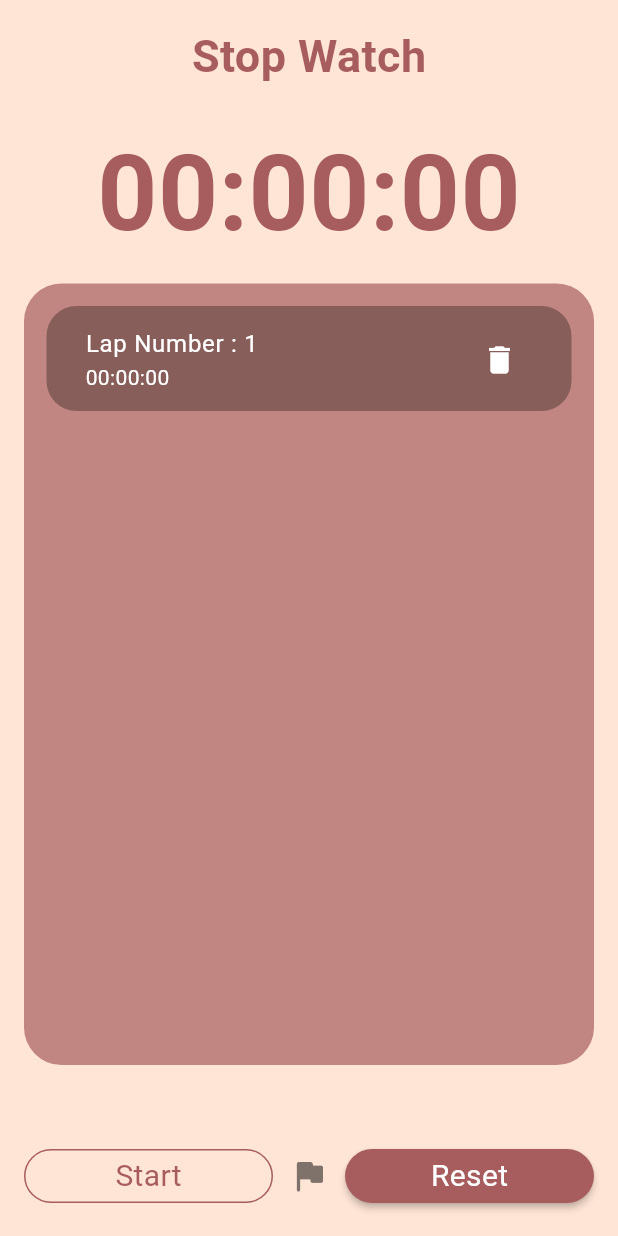
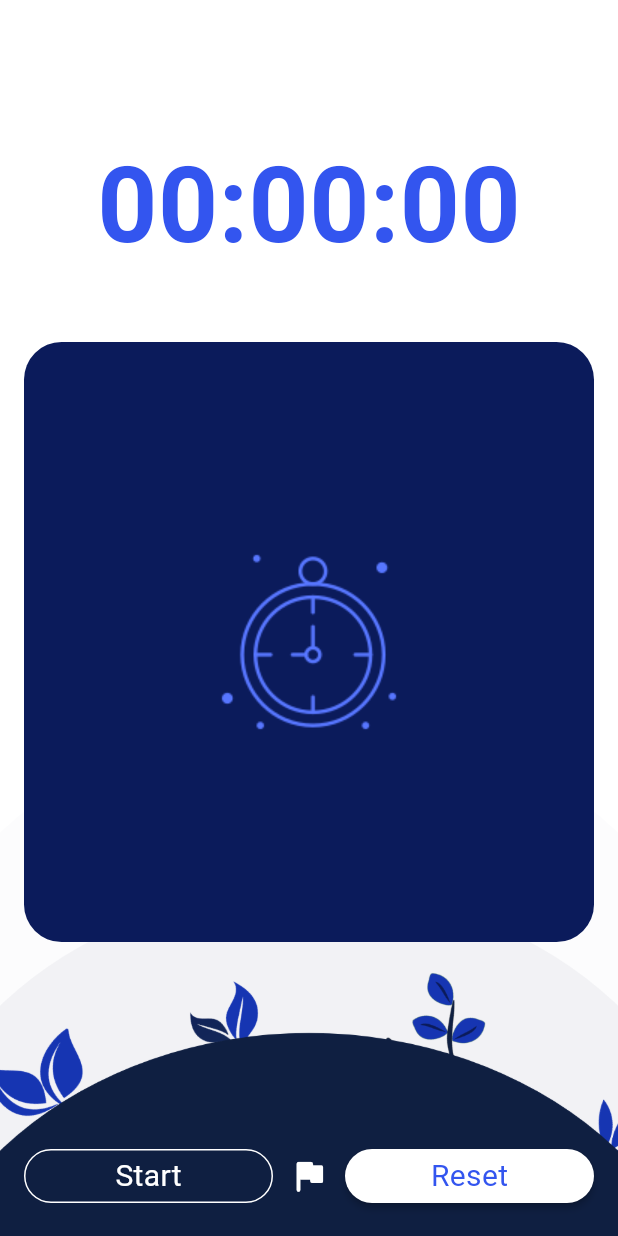
Before and after one commit to Marriiamm/stop-watch, a Flutter app: the screen it shows after launch, after a tap on the "flag" icon, after a tap on the "delete" icon, on a phone screen of 412 x 824 dp. Run offline on Flutter 3.47's test engine with Material 2 defaults, Android fonts, the phone set to English and light mode, and no system bars.

Commit message:
finish logic

```diff
--- a/lib/home.dart
+++ b/lib/home.dart
@@ -76,41 +76,48 @@ class _HomePageState extends State<HomePage> {
   @override
   Widget build(BuildContext context) {
     return  Scaffold(
-      backgroundColor: const Color.fromARGB(255, 255, 229, 214),
-      body: SafeArea(
+      backgroundColor: const Color(0xff07af7b),
+      body: Container(
+        constraints: const BoxConstraints.expand(),
+              decoration: const BoxDecoration(
+                image: DecorationImage(
+                image: AssetImage("assets/images/background.png"),
+                fit: BoxFit.cover),
+              ),
         child: Padding(
           padding: const EdgeInsets.all(16.0),
           child: Column(
             mainAxisAlignment: MainAxisAlignment.spaceBetween,
             crossAxisAlignment: CrossAxisAlignment.center,
             children: [
-              const Center(
-                child: Text("Stop Watch",
-                style: TextStyle(
-                  fontSize: 30,
-                  fontWeight: FontWeight.w700,
-                  color: Color(0xffA75D5D)
-                ),),
-              ),
-              const SizedBox(height: 20.0,),
+              //const Center(
+              //  child: Text("Stop Watch",
+              //  style: TextStyle(
+              //    fontSize: 30,
+              //    fontWeight: FontWeight.w700,
+              //    color: Color(0xff3355ef),
+              //  ),),
+              //),
+              const SizedBox(height: 30.0,),
                Center(
                 child: Text("$digitHours:$digitMinutes:$digitSeconds",
                 style: const TextStyle(
                   fontSize: 70,
                   fontWeight: FontWeight.w700,
-                  color: Color(0xffA75D5D)
+                  color: Color(0xff3355ef),
                 ),)),
-                const SizedBox(height: 10.0,),
-              Expanded(
-                child: Container(
+                //const SizedBox(height: 10.0,),
+              Container(
+                height: 400,
                 width: double.infinity,
                 decoration: BoxDecoration(
                   borderRadius: BorderRadius.circular(25),
-                    color: const Color(0xffA75D5D).withOpacity(0.7),
+                  color: const Color(0xff0B1B5B),
                 ),
-                  child: Padding(
-                    padding: const EdgeInsets.all(15.0),
+                child:(laps.isNotEmpty)? Padding(
+                  padding: const EdgeInsets.all(20.0),
                   child: ListView.builder(
+                    padding: const EdgeInsets.all(0),
                     itemCount: laps.length,
                     itemBuilder: (context, index){
                       return Padding(
@@ -119,7 +126,7 @@ class _HomePageState extends State<HomePage> {
                           width: 120,
                           height: 70,
                           decoration: BoxDecoration(
-                              color: Colors.black.withOpacity(0.3),
+                            color: Colors.white.withOpacity(0.3),
                             borderRadius: BorderRadius.circular(20)
                           ),
                           child: Padding(
@@ -136,7 +143,11 @@ class _HomePageState extends State<HomePage> {
                               trailing: IconButton(
                                 icon: const Icon(Icons.delete,color: Colors.white,),
                                 onPressed: () {
-                                    laps.remove(index);
+                                  if (index >= 0 && index < laps.length) {
+                                    setState(() {
+                                    laps.removeAt(index);
+                                  });
+                                 }
                                  },)
                             ),
                           ),
@@ -144,8 +155,8 @@ class _HomePageState extends State<HomePage> {
                       );
                     }
                     ),
-                  ),
-                ),
+                ) : Center(
+                  child: Image.asset("assets/images/timee.png"))
               ),
             const SizedBox(height: 50,),
             Row(
@@ -158,12 +169,12 @@ class _HomePageState extends State<HomePage> {
                     },
                     shape: const StadiumBorder(
                       side: BorderSide(
-                        color: Color(0xffA75D5D),
+                        color: Colors.white,
                       ),
                     ),
                     child:  Text((!started)? "Start": "pause",
                     style: const TextStyle(
-                      color: Color(0xffA75D5D),
+                      color: Colors.white,
                       fontSize: 20,
                       fontWeight: FontWeight.w400,
                     ),),)),
@@ -171,17 +182,17 @@ class _HomePageState extends State<HomePage> {
                   onPressed: (){
                     addLaps();
                   },
-                  icon: Icon(Icons.flag_rounded,color: Colors.black.withOpacity(0.5),size: 28,)),
+                  icon: const Icon(Icons.flag_rounded,color: Colors.white,size: 28,)),
                 Expanded(
                   child: RawMaterialButton(
                     onPressed: (){
                       reset();
                     },
-                    fillColor: const Color(0xffA75D5D),
+                    fillColor: Colors.white,
                     shape: const StadiumBorder(),
                     child: const Text("Reset",
                     style: TextStyle(
-                      color: Colors.white,
+                      color: Color(0xff3355ef),
                       fontSize: 20,
                       fontWeight: FontWeight.w400,
                     ),),)),
@@ -189,7 +200,8 @@ class _HomePageState extends State<HomePage> {
             ),
             ],
           ),
-        )),
+        ),
+      ),
     );
   }
 }
--- a/pubspec.yaml
+++ b/pubspec.yaml
@@ -59,9 +59,9 @@ flutter:
   uses-material-design: true
 
   # To add assets to your application, add an assets section, like this:
-  # assets:
-  #   - images/a_dot_burr.jpeg
-  #   - images/a_dot_ham.jpeg
+  assets:
+    - assets/images/
+    - assets/fonts/
 
   # An image asset can refer to one or more resolution-specific "variants", see
   # https://flutter.dev/assets-and-images/#resolution-aware
```
Also changed, not shown: assets/images/background.png (added), assets/images/timee.png (added). Lines whose indentation alone changed are shown as unchanged.
